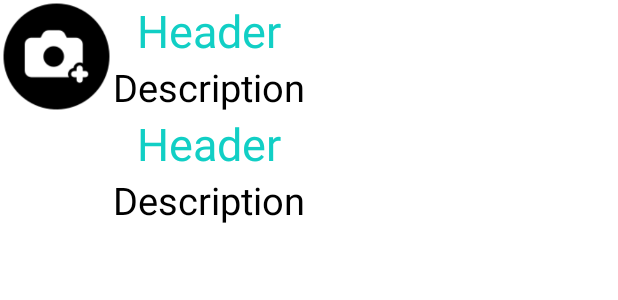
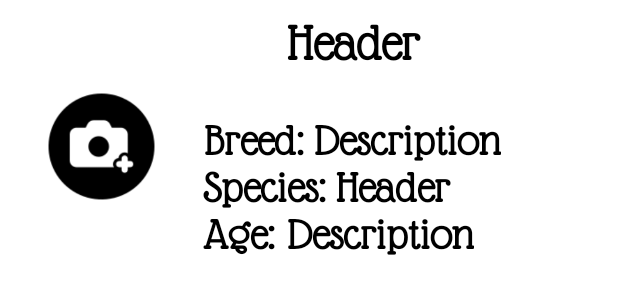
Before and after one commit to kardelencanoglu/MyPetsApp, an Android app: the layout row.xml on its own in the app's theme, with its tools: preview values and no code run, on a phone screen of 412 x 824 dp. Shown: the top 300 px of the screen. Run offline under Robolectric (Android 15) with nearby library versions, the phone set to English and light mode, and no system bars.

Commit message:
ui rev last.

```diff
--- a/app/src/main/java/com/kardelen/sahipsizkahramanlar/splash/SplashScreen.java
+++ b/app/src/main/java/com/kardelen/sahipsizkahramanlar/splash/SplashScreen.java
@@ -10,6 +10,7 @@ import com.kardelen.sahipsizkahramanlar.MainActivity;
 import com.kardelen.sahipsizkahramanlar.R;
 import com.kardelen.sahipsizkahramanlar.adoption.AdoptionActivity;
 import com.kardelen.sahipsizkahramanlar.login.LoginActivity;
+import com.kardelen.sahipsizkahramanlar.pet.ListPetActivity;
 import com.kardelen.sahipsizkahramanlar.utils.Utils;
 
 public class SplashScreen extends AppCompatActivity {
@@ -24,7 +25,7 @@ public class SplashScreen extends AppCompatActivity {
         new Handler().postDelayed(new Runnable() {
             @Override
             public void run() {
-                Intent i = new Intent(SplashScreen.this, LoginActivity.class);
+                Intent i = new Intent(SplashScreen.this, ListPetActivity.class);
                 startActivity(i);
                 finish();
             }
--- a/app/src/main/res/layout/activity_list_pet.xml
+++ b/app/src/main/res/layout/activity_list_pet.xml
@@ -7,11 +7,21 @@
         tools:context=".pet.ListPetActivity"
         android:orientation="vertical">
 
+        <TextView
+                android:layout_width="match_parent"
+                android:layout_height="wrap_content"
+                android:text="CLASSIFIED"
+                android:layout_marginTop="15dp"
+                android:textStyle="bold"
+                android:fontFamily="@font/font"
+                android:textColor="@color/black"
+                android:textSize="30sp"
+                android:gravity="center"/>
+
         <ListView
                 android:id="@+id/lv"
+                android:layout_marginTop="60dp"
                 android:layout_width="match_parent"
-                android:visibility="visible"
-
                 android:layout_height="match_parent" />
 
         <Button
--- a/app/src/main/res/layout/row.xml
+++ b/app/src/main/res/layout/row.xml
@@ -1,55 +1,131 @@
 <?xml version="1.0" encoding="utf-8"?>
 <LinearLayout xmlns:android="http://schemas.android.com/apk/res/android"
-              android:orientation="horizontal" android:layout_width="match_parent"
+              android:orientation="horizontal"
+              android:layout_width="match_parent"
               android:layout_height="wrap_content">
 
     <ImageView
             android:layout_width="75dp"
             android:layout_height="75dp"
+            android:layout_marginTop="60dp"
+            android:layout_marginStart="30dp"
             android:src="@drawable/add_image"
             android:id="@+id/img1"/>
 
     <LinearLayout
             android:layout_width="wrap_content"
             android:layout_height="wrap_content"
+            android:layout_marginStart="30dp"
             android:orientation="vertical">
 
         <TextView
                 android:layout_width="match_parent"
                 android:layout_height="wrap_content"
                 android:text="Header"
+                android:layout_marginTop="10dp"
                 android:gravity="center"
-                android:textColor="@color/colorAccent"
-                android:textSize="30dp"
+                android:textStyle="bold"
+                android:fontFamily="@font/font"
+                android:textColor="@color/black"
+                android:textSize="35sp"
                 android:id="@+id/nameText"/>
+
+        <LinearLayout
+                android:layout_width="wrap_content"
+                android:layout_height="wrap_content"
+                android:layout_marginTop="15dp"
+                android:orientation="vertical">
+
+            <LinearLayout
+                    android:layout_width="wrap_content"
+                    android:layout_height="wrap_content"
+                    android:layout_marginTop="15dp"
+                    android:orientation="horizontal">
+
+                <TextView
+                        android:layout_width="match_parent"
+                        android:layout_height="wrap_content"
+                        android:text="Breed: "
+                        android:textStyle="bold"
+                        android:fontFamily="@font/font"
+                        android:textColor="@color/black"
+                        android:textSize="30sp"
+                        android:gravity="center"/>
 
                 <TextView
                         android:layout_width="match_parent"
                         android:layout_height="wrap_content"
                         android:text="Description"
-                android:textColor="@color/colorPrimaryDark"
-                android:textSize="25dp"
+                        android:textStyle="bold"
+                        android:fontFamily="@font/font"
+                        android:textColor="@color/black"
+                        android:textSize="30sp"
                         android:gravity="center"
                         android:id="@+id/breedText"/>
+
+            </LinearLayout>
+
+            <LinearLayout
+                    android:layout_width="wrap_content"
+                    android:layout_height="wrap_content"
+                    android:orientation="horizontal">
+
+
+                <TextView
+                        android:layout_width="match_parent"
+                        android:layout_height="wrap_content"
+                        android:text="Species: "
+                        android:textStyle="bold"
+                        android:fontFamily="@font/font"
+                        android:textColor="@color/black"
+                        android:textSize="30sp"
+                        android:gravity="center"/>
 
                 <TextView
                         android:layout_width="match_parent"
                         android:layout_height="wrap_content"
                         android:text="Header"
                         android:gravity="center"
-                android:textColor="@color/colorAccent"
-                android:textSize="30dp"
+                        android:textStyle="bold"
+                        android:fontFamily="@font/font"
+                        android:textColor="@color/black"
+                        android:textSize="30sp"
                         android:id="@+id/speciesText"/>
+
+            </LinearLayout>
+
+
+            <LinearLayout
+                    android:layout_width="wrap_content"
+                    android:layout_height="wrap_content"
+                    android:layout_marginBottom="40dp"
+                    android:orientation="horizontal">
+
+                <TextView
+                        android:layout_width="match_parent"
+                        android:layout_height="wrap_content"
+                        android:text="Age: "
+                        android:textStyle="bold"
+                        android:fontFamily="@font/font"
+                        android:textColor="@color/black"
+                        android:textSize="30sp"
+                        android:gravity="center"/>
 
                 <TextView
                         android:layout_width="match_parent"
                         android:layout_height="wrap_content"
                         android:text="Description"
-                android:textColor="@color/colorPrimaryDark"
-                android:textSize="25dp"
+                        android:textStyle="bold"
+                        android:fontFamily="@font/font"
+                        android:textColor="@color/black"
+                        android:textSize="30sp"
                         android:gravity="center"
                         android:id="@+id/ageText"/>
 
             </LinearLayout>
 
         </LinearLayout>
+
+    </LinearLayout>
+
+</LinearLayout>
--- a/app/src/main/res/values/colors.xml
+++ b/app/src/main/res/values/colors.xml
@@ -12,6 +12,7 @@
     <color name="colorAccent">#11CFC5</color>
     <color name="themeColor">#11CFC5</color>
     <color name="roseColor">#EF1669</color>
+    <color name="lightPinkColor">#FADADD</color>
 
     <!--normal colors-->
     <color name="darkTextColor">#020000</color>
```
Lines whose indentation alone changed are shown as unchanged.
